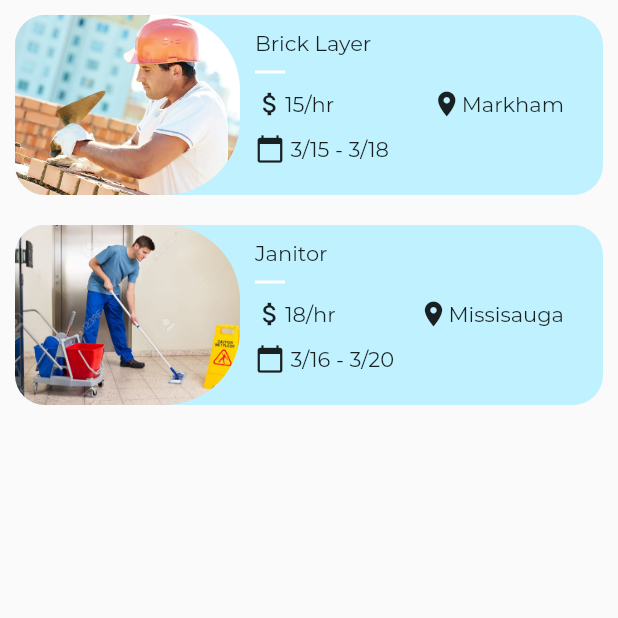
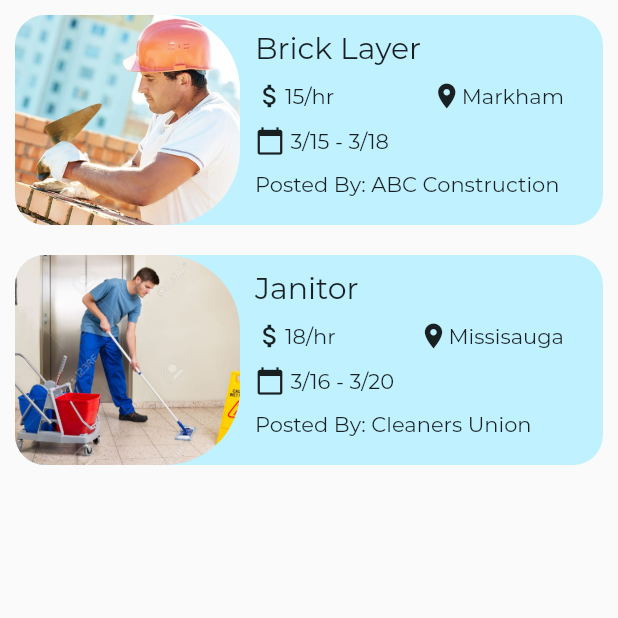
Before and after one commit to dart-dinosaurs/hyred, a Flutter app: the screen it shows once a user with an empty profile is signed in, after a tap on "Retail", on a phone screen of 412 x 824 dp, the top half of it. Run offline on Flutter 3.47's test engine with Material 2 defaults, Android fonts, the light colour scheme and no system bars; our stand-ins replace firebase_auth; missing offline and left inert: flappy_search_bar; accounts and stored records are empty; project files that could hold a hidden picture were left out.

Commit message:
fixed up job card

```diff
--- a/lib/screens/home.dart
+++ b/lib/screens/home.dart
@@ -37,7 +37,7 @@ class _HomeState extends State<Home> {
     return Scaffold(
         body: getWidget(_currentIndex),
         bottomNavigationBar: new Theme(
-          data: Theme.of(context).copyWith(canvasColor: Colors.blue),
+          data: Theme.of(context).copyWith(canvasColor: Theme.of(context).accentColor),
           child: BottomNavigationBar(
               onTap: onTabTapped,
               currentIndex: _currentIndex,
--- a/lib/screens/widgets/data.dart
+++ b/lib/screens/widgets/data.dart
@@ -8,8 +8,9 @@ class Job{
   final String location;
   final String requirements;
   final String date;
+  final String employer;
 
-  const Job({this.name, this.description, this.image, this.salary, this.location, this.requirements, this.date });
+  const Job({this.name, this.description, this.image, this.salary, this.location, this.requirements, this.date, this.employer });
 }
 
 List<Job> retailJobs = [
@@ -20,7 +21,8 @@ List<Job> retailJobs = [
     salary: '\$15/hr',
     location: 'Markham',
     requirements: 'Work 9 am to 5 pm|Be familiar with construction and regulations|Speak english adequately|blah blah',
-    date: '3/15 - 3/18'
+    date: '3/15 - 3/18',
+    employer: 'ABC Construction'
   ),
   const Job(
     name: "Janitor",
@@ -29,7 +31,8 @@ List<Job> retailJobs = [
     salary: '\$18/hr',
     location: 'Missisauga',
     requirements: 'Work 10 am to 7pm|Be available on call during shift to clean up messes|Be familiar with cleaning protocols',
-    date: '3/16 - 3/20'
+    date: '3/16 - 3/20',
+    employer: 'Cleaners Union'
   )
 ];
 
@@ -41,7 +44,8 @@ List<Job> constructionJobs = [
     salary: '\$15/hr',
     location: 'Markham',
     requirements: 'Work 9 am to 5 pm|Be familiar with construction and regulations|Speak english adequately|blah blah',
-    date: '3/15 - 3/18'
+    date: '3/15 - 3/18',
+    employer: 'ABC Construction'
   ),
   const Job(
     name: "Cash",
@@ -50,19 +54,21 @@ List<Job> constructionJobs = [
     salary: '\$18/hr',
     location: 'Missisauga',
     requirements: 'Work 10 am to 7pm|Be available on call during shift to clean up messes|Be familiar with cleaning protocols',
-    date: '3/16 - 3/20'
+    date: '3/16 - 3/20',
+    employer: 'Dollorama'
   )
 ];
 
 List<Job> janitorialJobs = [
   const Job(
-    name: "ur mom gay",
+    name: "ur mom fat",
     description: "Plaster and Lay down bricks",
     image: 'assets/images/BrickLayer.jpg',
     salary: '\$15/hr',
     location: 'Markham',
     requirements: 'Work 9 am to 5 pm|Be familiar with construction and regulations|Speak english adequately|blah blah',
-    date: '3/15 - 3/18'
+    date: '3/15 - 3/18',
+    employer: 'Cleaners United'
   ),
   const Job(
     name: "Janitor",
@@ -71,6 +77,7 @@ List<Job> janitorialJobs = [
     salary: '\$18/hr',
     location: 'Missisauga',
     requirements: 'Work 10 am to 7pm|Be available on call during shift to clean up messes|Be familiar with cleaning protocols',
-    date: '3/16 - 3/20'
+    date: '3/16 - 3/20',
+    employer: 'Markham Banquet'
   )
 ];
--- a/lib/screens/widgets/jobCard.dart
+++ b/lib/screens/widgets/jobCard.dart
@@ -23,36 +23,6 @@ class JobCard extends StatelessWidget {
       onTap: () => Navigator.of(context).push(new PageRouteBuilder(
         pageBuilder: (_, __, ___) => new DetailPage(job),
       )),
-      // child: Column(
-      //       children: <Widget>[
-      //         ClipRRect(borderRadius: BorderRadius.only( topLeft: Radius.circular(20), topRight: Radius.circular(20) ),child: Image(image: new AssetImage(job.image), width: MediaQuery.of(context).size.width * 0.45, height: 150, fit: BoxFit.cover, )),
-      //         Container(
-      //           width: MediaQuery.of(context).size.width * 0.45,
-      //           height: 80,
-      //           child: Column(children: <Widget>[
-      //             Container(height: 10,),
-      //             Container(child: Text(job.name, style: TextStyle(fontWeight: FontWeight.bold, fontSize: 20,), textAlign: TextAlign.left,), width: MediaQuery.of(context).size.width * 0.40, height: 30,),
-      //             Container(child: Text(job.salary.substring(1, job.salary.length), style: TextStyle(fontWeight: FontWeight.w100, color: Colors.grey), textAlign: TextAlign.left,), width: MediaQuery.of(context).size.width * 0.40, height: 40),
-      //           ],),
-      //             decoration: new BoxDecoration(
-      //               shape: BoxShape.rectangle,
-      //               color: Colors.white,
-      //               borderRadius: new BorderRadius.only(
-      //                 bottomLeft: Radius.circular(10),
-      //                 bottomRight: Radius.circular(10)
-      //               ),
-      //               boxShadow: [
-      //                 new BoxShadow(
-      //                   color: Colors.grey,
-      //                   offset: new Offset(1.0, 00.0),
-      //                   blurRadius: 5.0,
-      //                   spreadRadius: 1,
-      //                 )
-      //               ]
-      //             ),
-      //           ),
-      //       ]
-      //     ),
       child: Container(
         child: Row(
           children: <Widget>[
@@ -64,20 +34,15 @@ class JobCard extends StatelessWidget {
                   bottomRight: Radius.circular(50)),
               child: Image(
                   image: new AssetImage(job.image),
-                  height: 120,
+                  height: 140,
                   width: 150,
                   fit: BoxFit.cover),
             ),
             Column(children: <Widget>[
               Container(
-                child: Text(job.name),
+                child: Text(job.name, style: TextStyle(fontSize: 20),),
                 margin: EdgeInsets.fromLTRB(10, 10, 0, 0),
               ),
-              Container(
-                  height: 2,
-                  width: 20,
-                  color: Colors.white,
-                  margin: EdgeInsets.fromLTRB(10, 10, 0, 0)),
               Container(
                 child: Row(
                   mainAxisAlignment: MainAxisAlignment.spaceBetween,
@@ -120,10 +85,14 @@ class JobCard extends StatelessWidget {
                 margin: EdgeInsets.fromLTRB(10, 0, 10, 10),
                 width: MediaQuery.of(context).size.width * 0.5,
               ),
+              Container(
+                child: Text("Posted By: " + job.employer),
+                margin: EdgeInsets.fromLTRB(10, 0, 0, 0),
+              )
             ], crossAxisAlignment: CrossAxisAlignment.start)
           ],
         ),
-        height: 120,
+        height: 140,
         margin: EdgeInsets.fromLTRB(10, 10, 10, 10),
         decoration: BoxDecoration(
             color: Color.fromRGBO(191, 241, 255, 1),
```
